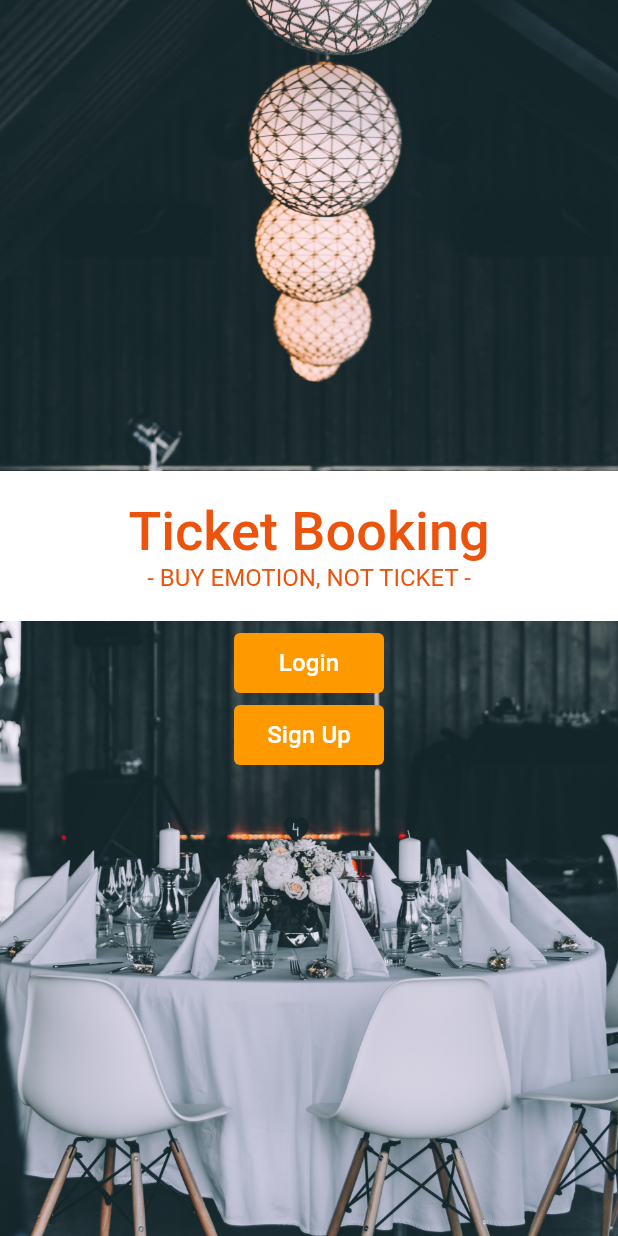
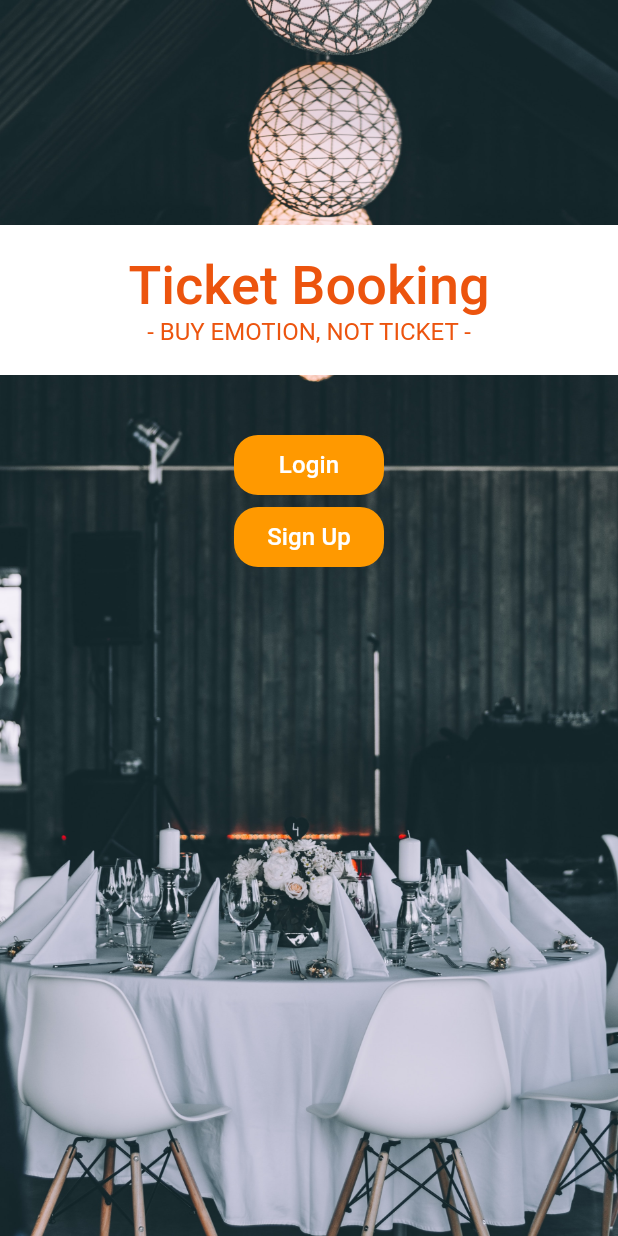
Before and after one commit to OlimjonSN/ticket, a Flutter app: the WelcomPage screen opened directly, on a phone screen of 412 x 824 dp. Run offline on Flutter 3.47's test engine with Material 2 defaults, Android fonts, the phone set to English and light mode, and no system bars; our stand-ins replace dio, internet_connection_checker, shared_preferences; accounts and stored records are empty.

Commit message:
fix problems

```diff
--- a/lib/core/Theme/dark_theme.dart
+++ b/lib/core/Theme/dark_theme.dart
@@ -1,3 +1,5 @@
+// ignore_for_file: deprecated_member_use
+
 import 'package:flutter/material.dart';
 import 'package:ticket/core/constants/size_constants.dart';
 
@@ -19,8 +21,8 @@ ThemeData darkTheme = ThemeData(
     headline6: Typography.whiteMountainView.headline6?.copyWith(fontSize: 16),
     subtitle1: Typography.whiteMountainView.subtitle1?.copyWith(fontSize: 15, color: Colors.grey[500]),
     subtitle2: Typography.whiteMountainView.subtitle2?.copyWith(color: Colors.white, fontSize: SizeConstants.textSizeMedium),
-    bodyText1: Typography.whiteMountainView.subtitle2?.copyWith(color: Color(0xFFEC540E), fontSize: SizeConstants.textSizeXXXXLarge),
-    bodyText2: Typography.whiteMountainView.subtitle2?.copyWith(color: Color(0xFFEC540E), fontSize: SizeConstants.textSizeMedium),
+    bodyText1: Typography.whiteMountainView.subtitle2?.copyWith(color: const  Color(0xFFEC540E), fontSize: SizeConstants.textSizeXXXXLarge),
+    bodyText2: Typography.whiteMountainView.subtitle2?.copyWith(color: const  Color(0xFFEC540E), fontSize: SizeConstants.textSizeMedium),
   ),
   appBarTheme: const AppBarTheme(
     backgroundColor: Colors.transparent,
--- a/lib/core/Theme/light_theme.dart
+++ b/lib/core/Theme/light_theme.dart
@@ -1,3 +1,5 @@
+// ignore_for_file: deprecated_member_use
+
 import 'package:flutter/material.dart';
 import 'package:ticket/core/constants/size_constants.dart';
 
@@ -19,8 +21,8 @@ ThemeData lightTheme = ThemeData(
     headline6: Typography.whiteMountainView.headline6?.copyWith(fontSize: 16),
     subtitle1: Typography.whiteMountainView.subtitle1?.copyWith(fontSize: 24),
     subtitle2: Typography.whiteMountainView.subtitle2?.copyWith(color: Colors.white, fontSize: SizeConstants.textSizeMedium),
-    bodyText1: Typography.whiteMountainView.subtitle2?.copyWith(color: Color(0xFFEC540E), fontSize: SizeConstants.textSizeXXXXLarge),
-    bodyText2: Typography.whiteMountainView.subtitle2?.copyWith(color: Color(0xFFEC540E), fontSize: SizeConstants.textSizeMedium),
+    bodyText1: Typography.whiteMountainView.subtitle2?.copyWith(color: const Color(0xFFEC540E), fontSize: SizeConstants.textSizeXXXXLarge),
+    bodyText2: Typography.whiteMountainView.subtitle2?.copyWith(color: const Color(0xFFEC540E), fontSize: SizeConstants.textSizeMedium),
   ),
   appBarTheme: const AppBarTheme(
     backgroundColor: Colors.transparent,
--- /dev/null
+++ b/lib/features/auth/presentation/provider/auth_provider.dart
@@ -0,0 +1,3 @@
+class AuthProvider{
+
+}
--- a/lib/features/auth/widgets/decoration_input.dart
+++ b/lib/features/auth/widgets/decoration_input.dart
@@ -1,3 +1,5 @@
+// ignore_for_file: unnecessary_import, deprecated_member_use
+
 import 'package:flutter/cupertino.dart';
 import 'package:flutter/material.dart';
 
--- a/lib/features/auth/widgets/title.dart
+++ b/lib/features/auth/widgets/title.dart
@@ -1,3 +1,5 @@
+// ignore_for_file: deprecated_member_use
+
 import 'package:flutter/material.dart';
 
 class MyTitle extends StatelessWidget {
--- a/lib/features/events/presentation/widgets/my_button.dart
+++ b/lib/features/events/presentation/widgets/my_button.dart
@@ -1,3 +1,5 @@
+// ignore_for_file: deprecated_member_use
+
 import 'package:flutter/material.dart';
 import 'package:ticket/core/constants/size_constants.dart';
 
@@ -18,7 +20,7 @@ class MyButton extends StatelessWidget {
         width: 100,
         decoration: BoxDecoration(
           color: Theme.of(context).colorScheme.secondary,
-          borderRadius: BorderRadius.circular(SizeConstants.radiusSmall),
+          borderRadius: BorderRadius.circular(SizeConstants.radiusLarge),
         ),
         child: Center(child: Text(text, style: Theme.of(context).textTheme.subtitle2)),
       ),
--- a/lib/main.dart
+++ b/lib/main.dart
@@ -1,7 +1,7 @@
 import 'package:flutter/material.dart';
 import 'package:ticket/core/Theme/light_theme.dart';
 
-import 'package:ticket/features/auth/presentation/register_page.dart';
+import 'package:ticket/welcome_page.dart';
 
 import 'core/Theme/dark_theme.dart';
 
@@ -20,7 +20,7 @@ class MyApp extends StatelessWidget {
       title: 'Ticket',
       theme: lightTheme,
       darkTheme: darkTheme,
-      home: const RegisterPage(),
+      home: const WelcomPage(),
     );
   }
 }
--- a/lib/welcome_page.dart
+++ b/lib/welcome_page.dart
@@ -16,18 +16,23 @@ class WelcomPage extends StatelessWidget {
           fit: BoxFit.cover,
         ),
       ),
-      child: const Center(
+      child: const Padding(
+        padding: EdgeInsets.only(top: 150),
         child: Column(
-        mainAxisAlignment: MainAxisAlignment.center,
+          mainAxisAlignment: MainAxisAlignment.start,
           children: [
             MyTitle(),
+            SizedBox(
+              height: SizeConstants.paddingXLarge,
+            ),
             Padding(
               padding: EdgeInsets.symmetric(vertical: SizeConstants.paddingMedium),
               child: MyButton(text: 'Login'),
             ),
             MyButton(text: 'Sign Up'),
           ],
-      )),
+        ),
+      ),
     ));
   }
 }
--- a/pubspec.yaml
+++ b/pubspec.yaml
@@ -13,7 +13,9 @@ dependencies:
   flutter:
     sdk: flutter
 
-
+  dio: ^5.3.2
+  shared_preferences: ^2.2.0
+  internet_connection_checker:
   cupertino_icons: ^1.0.2
 
 dev_dependencies:
@@ -22,6 +24,7 @@ dev_dependencies:
 
 
   flutter_lints: ^2.0.0
+
 
 
 
```
Also changed, not shown: lib/core/network/network_info.dart (added, +7 -0 lines), lib/features/auth/data/datasource/auth_local_data.dart (added, +24 -0 lines), lib/features/auth/data/datasource/auth_remote_data.dart (added, +29 -0 lines), lib/features/auth/data/models/user_model.dart (added, +24 -0 lines), lib/features/auth/data/repositories/auth_repositories.dart (added, +41 -0 lines), lib/core/constants/const.dart (added), lib/features/auth/presentation/pages/login_page.dart (added), lib/features/auth/presentation/pages/register_page.dart (renamed from lib/features/auth/presentation/register_page.dart), pubspec.lock, 1 other file. Lines whose indentation alone changed are shown as unchanged.
